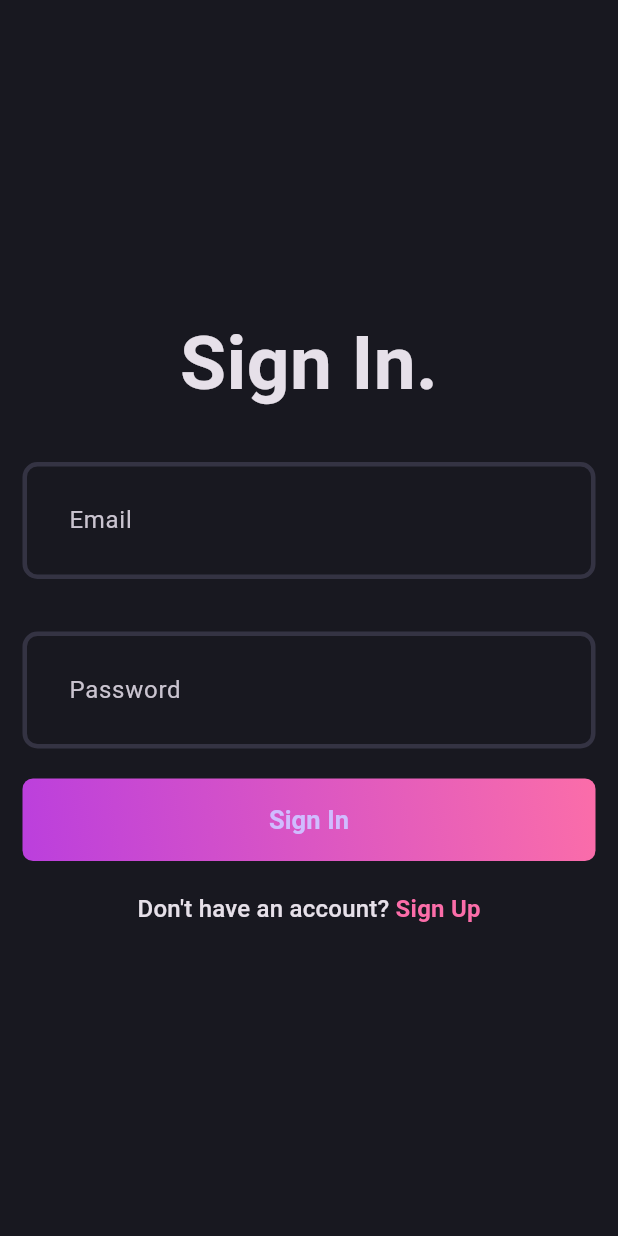
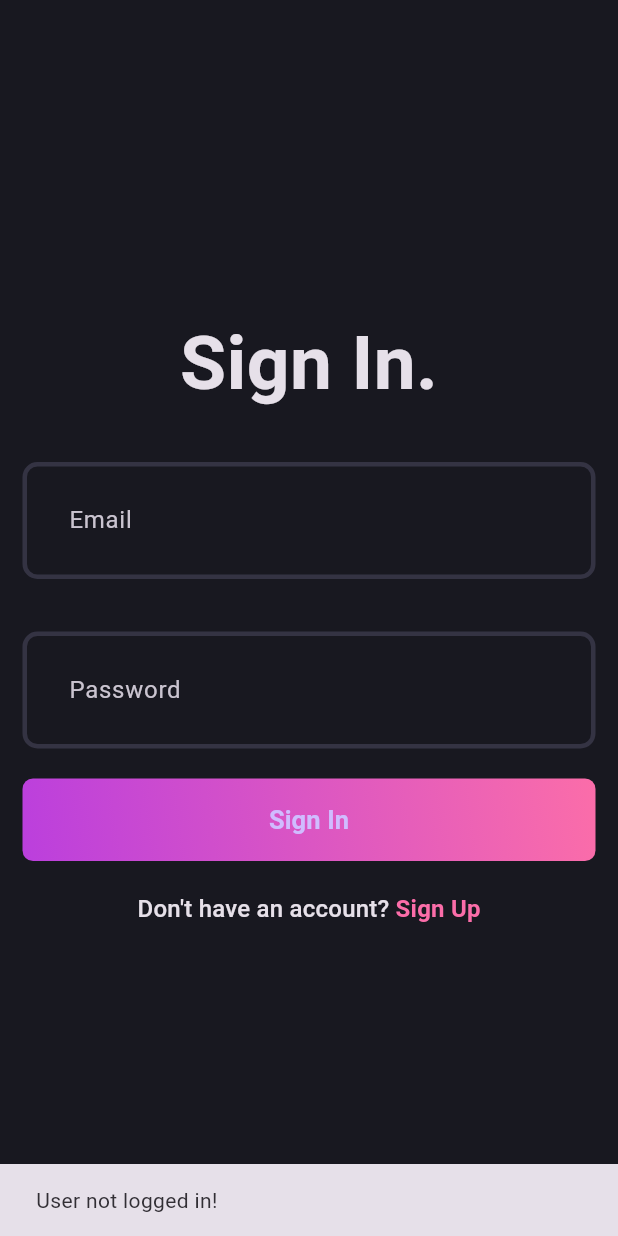
Before and after one commit to Arik39/Blog-app, a Flutter app: the first screen one second after launch, on a phone screen of 412 x 824 dp. Run offline on Flutter 3.47's test engine with Material 3 defaults, Android fonts, the phone set to English and light mode, and no system bars; our stand-ins replace flutter_bloc, fpdart, get_it, supabase_flutter; missing offline and left inert: dart:ffi; accounts and stored records are empty.

Commit message:
Auth completed

```diff
--- /dev/null
+++ b/lib/core/common/cubits/app_user/app_user_cubit.dart
@@ -0,0 +1,17 @@
+import 'package:blog_app/core/common/entities/user.dart';
+import 'package:flutter/material.dart';
+import 'package:flutter_bloc/flutter_bloc.dart';
+
+part 'app_user_state.dart';
+
+class AppUserCubit extends Cubit<AppUserState> {
+  AppUserCubit() : super(AppUserInitial());
+
+  void updateUser(User? user) {
+    if (user == null) {
+      emit(AppUserInitial());
+    } else {
+      emit(AppUserLoggedIn(user));
+    }
+  }
+}
--- /dev/null
+++ b/lib/core/common/cubits/app_user/app_user_state.dart
@@ -0,0 +1,12 @@
+part of 'app_user_cubit.dart';
+
+@immutable
+sealed class AppUserState {}
+
+final class AppUserInitial extends AppUserState {}
+
+final class AppUserLoggedIn extends AppUserState {
+  final User user;
+
+  AppUserLoggedIn(this.user);
+}
--- a/lib/core/usecase/usecase.dart
+++ b/lib/core/usecase/usecase.dart
@@ -4,3 +4,4 @@ import 'package:fpdart/fpdart.dart';
 abstract interface class UseCase<SuccessType, Params> {
   Future<Either<Failure, SuccessType>> call(Params params);
 }
+class NoParams{}
--- a/lib/features/auth/data/datasources/auth_remote_data_source.dart
+++ b/lib/features/auth/data/datasources/auth_remote_data_source.dart
@@ -3,6 +3,7 @@ import 'package:blog_app/features/auth/data/models/user_model.dart';
 import 'package:supabase_flutter/supabase_flutter.dart';
 
 abstract interface class AuthRemoteDataSource {
+  Session? get currentUserSession;
   Future<UserModel> signUpWithEmailPassword({
     required String name,
     required String email,
@@ -12,11 +13,15 @@ abstract interface class AuthRemoteDataSource {
     required String email,
     required String password,
   });
+  Future<UserModel?> getCurrentUserData();
 }
 
 class AuthRemoteDataSourceImpl implements AuthRemoteDataSource {
   final SupabaseClient supabaseClient;
   AuthRemoteDataSourceImpl(this.supabaseClient);
+
+  @override
+  Session? get currentUserSession => supabaseClient.auth.currentSession;
 
   @override
   Future<UserModel> loginWithEmailPassword(
@@ -27,7 +32,9 @@ class AuthRemoteDataSourceImpl implements AuthRemoteDataSource {
       if (response.user == null) {
         throw const ServerException('User is null!');
       }
-      return UserModel.fromJson(response.user!.toJson());
+      return UserModel.fromJson(response.user!.toJson()).copyWith(
+        email: currentUserSession!.user.email,
+      );
     } catch (e) {
       throw ServerException(e.toString());
     }
@@ -46,7 +53,27 @@ class AuthRemoteDataSourceImpl implements AuthRemoteDataSource {
       if (response.user == null) {
         throw const ServerException('User is null!');
       }
-      return UserModel.fromJson(response.user!.toJson());
+      return UserModel.fromJson(response.user!.toJson()).copyWith(
+        email: currentUserSession!.user.email,
+      );
+    } catch (e) {
+      throw ServerException(e.toString());
+    }
+  }
+
+  @override
+  Future<UserModel?> getCurrentUserData() async {
+    try {
+      if (currentUserSession != null) {
+        final userData = await supabaseClient
+            .from('profiles')
+            .select()
+            .eq('id', currentUserSession!.user.id);
+        return UserModel.fromJson(userData.first).copyWith(
+          email: currentUserSession!.user.email,
+        );
+      }
+      return null;
     } catch (e) {
       throw ServerException(e.toString());
     }
--- a/lib/features/auth/data/repositories/auth_repository_impl.dart
+++ b/lib/features/auth/data/repositories/auth_repository_impl.dart
@@ -1,7 +1,7 @@
 import 'package:blog_app/core/error/exceptions.dart';
 import 'package:blog_app/core/error/failures.dart';
 import 'package:blog_app/features/auth/data/datasources/auth_remote_data_source.dart';
-import 'package:blog_app/features/auth/domain/entities/user.dart';
+import 'package:blog_app/core/common/entities/user.dart';
 import 'package:blog_app/features/auth/domain/repository/auth_repository.dart';
 import 'package:fpdart/fpdart.dart';
 import 'package:supabase_flutter/supabase_flutter.dart' as sb;
@@ -9,6 +9,20 @@ import 'package:supabase_flutter/supabase_flutter.dart' as sb;
 class AuthRepositoryImpl implements AuthRepository {
   final AuthRemoteDataSource remoteDataSource;
   const AuthRepositoryImpl(this.remoteDataSource);
+
+  @override
+  Future<Either<Failure, User>> currentUser() async {
+    try {
+      final user = await remoteDataSource.getCurrentUserData();
+
+      if (user == null) {
+        return left(Failure('User not logged in!'));
+      }
+      return right(user);
+    } on ServerException catch (e) {
+      return left(Failure(e.message));
+    }
+  }
 
   @override
   Future<Either<Failure, User>> loginWithEmailPassword(
--- a/lib/features/auth/domain/repository/auth_repository.dart
+++ b/lib/features/auth/domain/repository/auth_repository.dart
@@ -1,5 +1,5 @@
 import 'package:blog_app/core/error/failures.dart';
-import 'package:blog_app/features/auth/domain/entities/user.dart';
+import 'package:blog_app/core/common/entities/user.dart';
 import 'package:fpdart/fpdart.dart';
 
 abstract interface class AuthRepository {
@@ -12,4 +12,6 @@ abstract interface class AuthRepository {
     required String email,
     required String password,
   });
+
+  Future<Either<Failure, User>> currentUser();
 }
--- /dev/null
+++ b/lib/features/auth/domain/usecases/current_user.dart
@@ -0,0 +1,14 @@
+import 'package:blog_app/core/error/failures.dart';
+import 'package:blog_app/core/usecase/usecase.dart';
+import 'package:blog_app/core/common/entities/user.dart';
+import 'package:blog_app/features/auth/domain/repository/auth_repository.dart';
+import 'package:fpdart/fpdart.dart';
+
+class CurrentUser implements UseCase<User, NoParams> {
+  final AuthRepository authRepository;
+  CurrentUser(this.authRepository);
+  @override
+  Future<Either<Failure, User>> call(NoParams params) async {
+    return await authRepository.currentUser();
+  }
+}
--- a/lib/features/auth/domain/usecases/user_login.dart
+++ b/lib/features/auth/domain/usecases/user_login.dart
@@ -1,6 +1,6 @@
 import 'package:blog_app/core/error/failures.dart';
 import 'package:blog_app/core/usecase/usecase.dart';
-import 'package:blog_app/features/auth/domain/entities/user.dart';
+import 'package:blog_app/core/common/entities/user.dart';
 import 'package:blog_app/features/auth/domain/repository/auth_repository.dart';
 import 'package:fpdart/fpdart.dart';
 
--- a/lib/features/auth/domain/usecases/user_sign_up.dart
+++ b/lib/features/auth/domain/usecases/user_sign_up.dart
@@ -1,6 +1,6 @@
 import 'package:blog_app/core/error/failures.dart';
 import 'package:blog_app/core/usecase/usecase.dart';
-import 'package:blog_app/features/auth/domain/entities/user.dart';
+import 'package:blog_app/core/common/entities/user.dart';
 import 'package:blog_app/features/auth/domain/repository/auth_repository.dart';
 import 'package:fpdart/fpdart.dart';
 
--- a/lib/features/auth/presentation/bloc/auth_bloc.dart
+++ b/lib/features/auth/presentation/bloc/auth_bloc.dart
@@ -1,4 +1,7 @@
-import 'package:blog_app/features/auth/domain/entities/user.dart';
+import 'package:blog_app/core/common/cubits/app_user/app_user_cubit.dart';
+import 'package:blog_app/core/usecase/usecase.dart';
+import 'package:blog_app/core/common/entities/user.dart';
+import 'package:blog_app/features/auth/domain/usecases/current_user.dart';
 import 'package:blog_app/features/auth/domain/usecases/user_login.dart';
 import 'package:blog_app/features/auth/domain/usecases/user_sign_up.dart';
 import 'package:flutter/material.dart';
@@ -10,19 +13,33 @@ part 'auth_state.dart';
 class AuthBloc extends Bloc<AuthEvent, AuthState> {
   final UserSignUp _userSignUp;
   final UserLogin _userLogin;
+  final CurrentUser _currentUser;
+  final AppUserCubit _appUserCubit;
 
   AuthBloc({
     required UserSignUp userSignUp,
     required UserLogin userLogin,
+    required CurrentUser currentUser,
+    required AppUserCubit appUserCubit,
   })  : _userSignUp = userSignUp,
         _userLogin = userLogin,
+        _currentUser = currentUser,
+        _appUserCubit = appUserCubit,
         super(AuthInitial()) {
+    on<AuthEvent>((_, emit) => emit(AuthLoading()));
     on<AuthSignUp>(_onAuthSignUp);
     on<AuthLogin>(_onAuthLogin);
+    on<AuthIsUserLoggedIn>(_isUserLoggedIn);
+  }
+
+  void _isUserLoggedIn(AuthIsUserLoggedIn evet, Emitter<AuthState> emit) async {
+    final res = await _currentUser(NoParams());
+
+    res.fold(
+        (l) => emit(AuthFailure(l.message)), (r) => _emitAuthSuccess(r, emit));
   }
 
   void _onAuthSignUp(AuthSignUp event, Emitter<AuthState> emit) async {
-    emit(AuthLoading());
     final response = await _userSignUp(UserSignUpParams(
       email: event.email,
       name: event.name,
@@ -30,18 +47,21 @@ class AuthBloc extends Bloc<AuthEvent, AuthState> {
     ));
 
     response.fold((failure) => emit(AuthFailure(failure.message)),
-        (user) => emit(AuthSuccess(user)));
+        (user) => _emitAuthSuccess(user, emit));
   }
 
   void _onAuthLogin(AuthLogin event, Emitter<AuthState> emit) async {
-    emit(AuthLoading());
-
     final res = await _userLogin(UserLoginParams(
       email: event.email,
       password: event.password,
     ));
 
     res.fold((failure) => emit(AuthFailure(failure.message)),
-        (user) => emit(AuthSuccess(user)));
+        (user) => _emitAuthSuccess(user, emit));
+  }
+
+  void _emitAuthSuccess(User user, Emitter<AuthState> emit) {
+    emit(AuthSuccess(user));
+    _appUserCubit.updateUser(user);
   }
 }
--- a/lib/features/auth/presentation/bloc/auth_event.dart
+++ b/lib/features/auth/presentation/bloc/auth_event.dart
@@ -21,3 +21,5 @@ final class AuthLogin extends AuthEvent {
 
   AuthLogin({required this.email, required this.password});
 }
+
+final class AuthIsUserLoggedIn extends AuthEvent {}
--- a/lib/main.dart
+++ b/lib/main.dart
@@ -1,3 +1,6 @@
+import 'dart:ffi';
+
+import 'package:blog_app/core/common/cubits/app_user/app_user_cubit.dart';
 import 'package:blog_app/core/theme/theme.dart';
 import 'package:blog_app/features/auth/presentation/bloc/auth_bloc.dart';
 import 'package:blog_app/features/auth/presentation/pages/login_page.dart';
@@ -11,6 +14,9 @@ void main() async {
   runApp(MultiBlocProvider(
     providers: [
       BlocProvider(
+        create: (_) => serviceLocator<AppUserCubit>(),
+      ),
+      BlocProvider(
         create: (_) => serviceLocator<AuthBloc>(),
       ),
     ],
@@ -18,8 +24,19 @@ void main() async {
   ));
 }
 
-class MyApp extends StatelessWidget {
+class MyApp extends StatefulWidget {
   const MyApp({super.key});
+
+  @override
+  State<MyApp> createState() => _MyAppState();
+}
+
+class _MyAppState extends State<MyApp> {
+  @override
+  void initState() {
+    super.initState();
+    context.read<AuthBloc>().add(AuthIsUserLoggedIn());
+  }
 
   @override
   Widget build(BuildContext context) {
@@ -27,7 +44,22 @@ class MyApp extends StatelessWidget {
       debugShowCheckedModeBanner: false,
       title: 'Blog App',
       theme: AppTheme.darkThemeMode,
-      home: const LoginPage(),
+      home: BlocSelector<AppUserCubit, AppUserState, bool>(
+        selector: (state) {
+          return state is AppUserLoggedIn;
+        },
+        builder: (context, isLoggedIn) {
+          if (isLoggedIn) {
+            return const Scaffold(
+              body: Center(
+                child: Text('User is logged in'),
+              ),
+            );
+          }
+
+          return const LoginPage();
+        },
+      ),
     );
   }
 }
```
Also changed, not shown: lib/features/auth/data/models/user_model.dart (+13 -1 lines), lib/init_dependencies.dart (+8 -0 lines), lib/core/common/entities/user.dart (renamed from lib/features/auth/domain/entities/user.dart).
